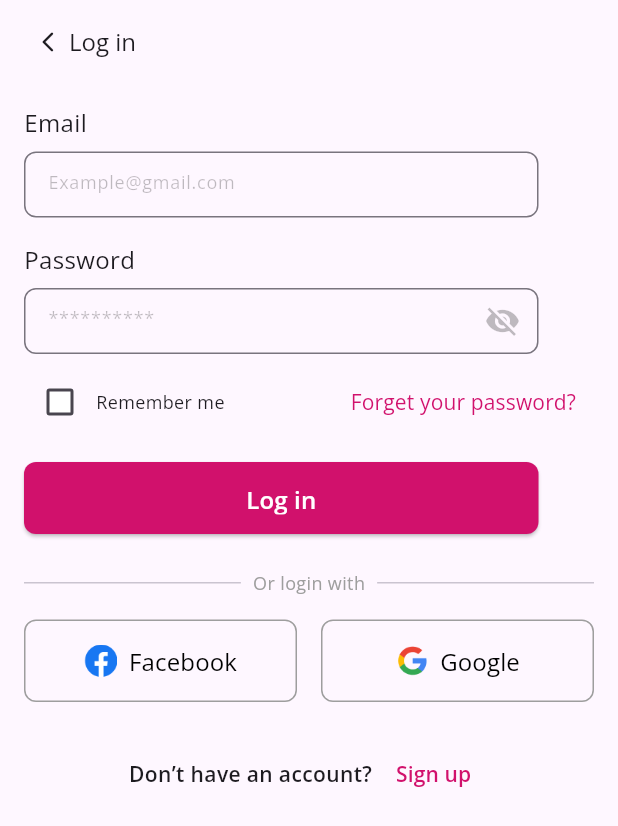
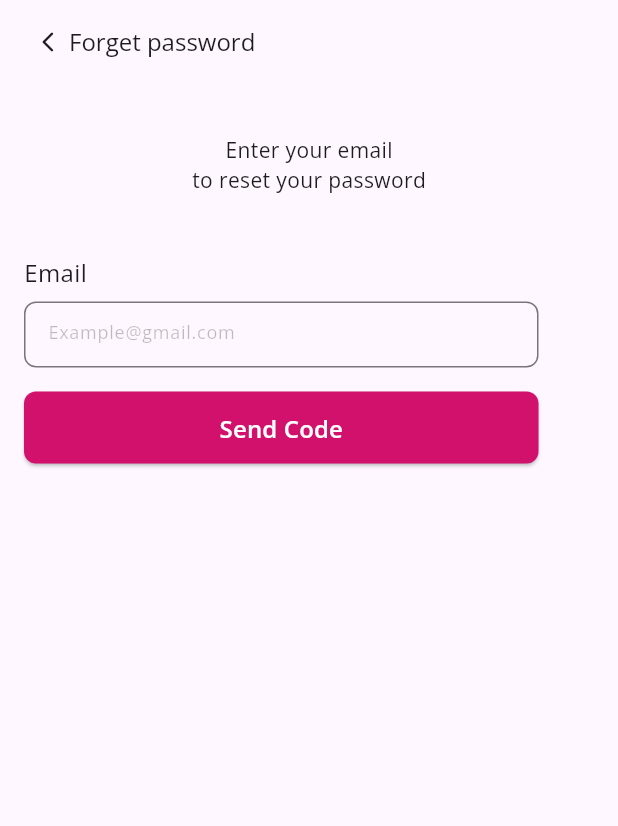
Before and after one commit to SajaAsfour/Book-Store-Flutter-App, a Flutter app: the LoginScreen screen opened by its route, after a tap on "Forget your password?", on a phone screen of 412 x 824 dp. Shown: the top 826 px of the screen. Run offline on Flutter 3.47's test engine with Material 3 defaults, Android fonts, the phone set to English and light mode, and no system bars; our stand-ins replace bloc, dio, flutter_bloc, flutter_screenutil, shared_preferences; accounts and stored records are empty.

Commit message:
Forget Password ui

```diff
--- a/lib/core/app_routes/app_router.dart
+++ b/lib/core/app_routes/app_router.dart
@@ -3,6 +3,7 @@
 import 'package:book_store/core/app_routes/routes.dart';
 import 'package:book_store/features/create_account/presentation/manager/cubit/create_account_cubit.dart';
 import 'package:book_store/features/create_account/presentation/ui/create_account_screen.dart';
+import 'package:book_store/features/forget_password/presentation/ui/forget_password_screen.dart';
 import 'package:book_store/features/home/presentation/ui/home_screen.dart';
 import 'package:book_store/features/login/presentation/ui/login_screen.dart';
 import 'package:book_store/features/splash_screen/presentation/ui/splash_screen.dart';
@@ -25,6 +26,12 @@ class AppRouter {
 
       case Routes.homeScreen:
         return MaterialPageRoute(builder: (context) => HomeScreen());
+
+      case Routes.forgetPasswordScreen:
+        return MaterialPageRoute(builder: (context) => ForgetPasswordScreen());
+
+      case Routes.codeScreen:
+        return MaterialPageRoute(builder: (context) => SplashScreen());
     }
     return null;
   };
--- a/lib/core/app_routes/routes.dart
+++ b/lib/core/app_routes/routes.dart
@@ -3,4 +3,6 @@ class Routes {
   static const String createAccountScreen = "/createAccountScreen";
   static const String splashScreen = "/splashScreen";
   static const String homeScreen = "/homeScreen";
+  static const String forgetPasswordScreen = "/forgetPasswordScreen";
+  static const String codeScreen = "/codeScreen";
 }
--- /dev/null
+++ b/lib/features/forget_password/presentation/ui/forget_password_screen.dart
@@ -0,0 +1,97 @@
+// ignore_for_file: prefer_const_constructors, deprecated_member_use, prefer_const_literals_to_create_immutables
+
+import 'package:book_store/core/app_routes/routes.dart';
+import 'package:book_store/core/utils/app_colors.dart';
+import 'package:book_store/features/login/presentation/ui/widgets/special_form_field.dart';
+import 'package:book_store/features/login/presentation/ui/widgets/label_text.dart';
+import 'package:book_store/features/login/presentation/ui/widgets/title_text.dart';
+import 'package:book_store/features/splash_screen/presentation/ui/widgets/button.dart';
+import 'package:flutter/material.dart';
+
+class ForgetPasswordScreen extends StatefulWidget {
+  const ForgetPasswordScreen({super.key});
+
+  @override
+  State<ForgetPasswordScreen> createState() => _ForgetPasswordScreenState();
+}
+
+class _ForgetPasswordScreenState extends State<ForgetPasswordScreen> {
+  var emailController = TextEditingController();
+
+  @override
+  void dispose() {
+    emailController.dispose();
+    super.dispose();
+  }
+
+  @override
+  Widget build(BuildContext context) {
+    return Scaffold(
+      appBar: AppBar(
+        leading: Padding(
+          padding: const EdgeInsets.only(left: 16),
+          child: SizedBox(
+            height: 22,
+            width: 22,
+            child: IconButton(
+              icon: const Icon(Icons.arrow_back_ios_new_rounded, size: 16),
+              onPressed: () {
+                Navigator.pop(context);
+              },
+            ),
+          ),
+        ),
+        leadingWidth: 30,
+        title: TitleText(title: "Forget password"),
+      ),
+      body: Padding(
+        padding: EdgeInsets.only(top: 14, right: 16, bottom: 14, left: 16),
+        child: SingleChildScrollView(
+          child: Column(
+            crossAxisAlignment: CrossAxisAlignment.start,
+            children: [
+              Center(
+                child: Column(
+                  children: [
+                    SizedBox(height: 20),
+                    LabelText(
+                      text: 'Enter your email',
+                      size: 14,
+                      fontWeight: FontWeight.w400,
+                    ),
+                    LabelText(
+                      text: 'to reset your password',
+                      size: 14,
+                      fontWeight: FontWeight.w400,
+                    ),
+                  ],
+                ),
+              ),
+              SizedBox(height: 40),
+              LabelText(
+                text: 'Email',
+                size: 16,
+                fontWeight: FontWeight.w400,
+              ),
+              SizedBox(height: 8),
+              SpecialFormField(
+                controller: emailController,
+                hint: "Example@gmail.com",
+                obscureText: false,
+              ),
+              SizedBox(height: 16),
+              button(
+                backgroundColor: AppColors.pinkColor,
+                foregroundColor: AppColors.whiteColor,
+                buttonText: 'Send Code',
+                onPressed: () {
+                  Navigator.pushNamed(context, Routes.codeScreen);
+                },
+              ),
+            ],
+          ),
+        ),
+      ),
+    );
+  }
+}
--- a/lib/features/login/presentation/ui/login_screen.dart
+++ b/lib/features/login/presentation/ui/login_screen.dart
@@ -108,7 +108,9 @@ class _LoginScreenState extends State<LoginScreen> {
                     size: 14,
                     color: AppColors.pinkColor,
                     fontWeight: FontWeight.w400,
-                    onPressed: () {},
+                    onPressed: () {
+                      Navigator.pushNamed(context, Routes.forgetPasswordScreen);
+                    },
                   ),
                 ],
               ),
```
